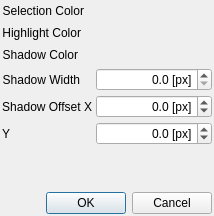
Qt form ClassyMain/ggClassySettingsDockWidget.ui (TheGoofy/ggClassyArchitect) before a commit.
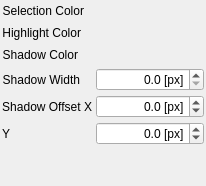
The same form after that commit. Custom widgets are drawn as their Qt base class.

Commit message: no OK/Cancel buttons for preferences

The edit to the form file:
```diff
--- a/ClassyMain/ggClassySettingsDockWidget.ui
+++ b/ClassyMain/ggClassySettingsDockWidget.ui
@@ -6,8 +6,8 @@
    <rect>
     <x>0</x>
     <y>0</y>
-    <width>214</width>
-    <height>216</height>
+    <width>206</width>
+    <height>186</height>
    </rect>
   </property>
   <property name="features">
@@ -257,22 +257,6 @@
       </property>
      </spacer>
     </item>
-    <item>
-     <widget class="QDialogButtonBox" name="mButtonBox">
-      <property name="sizePolicy">
-       <sizepolicy hsizetype="Preferred" vsizetype="Fixed">
-        <horstretch>0</horstretch>
-        <verstretch>0</verstretch>
-       </sizepolicy>
-      </property>
-      <property name="standardButtons">
-       <set>QDialogButtonBox::Cancel|QDialogButtonBox::Ok</set>
-      </property>
-      <property name="centerButtons">
-       <bool>false</bool>
-      </property>
-     </widget>
-    </item>
    </layout>
   </widget>
  </widget>
```
